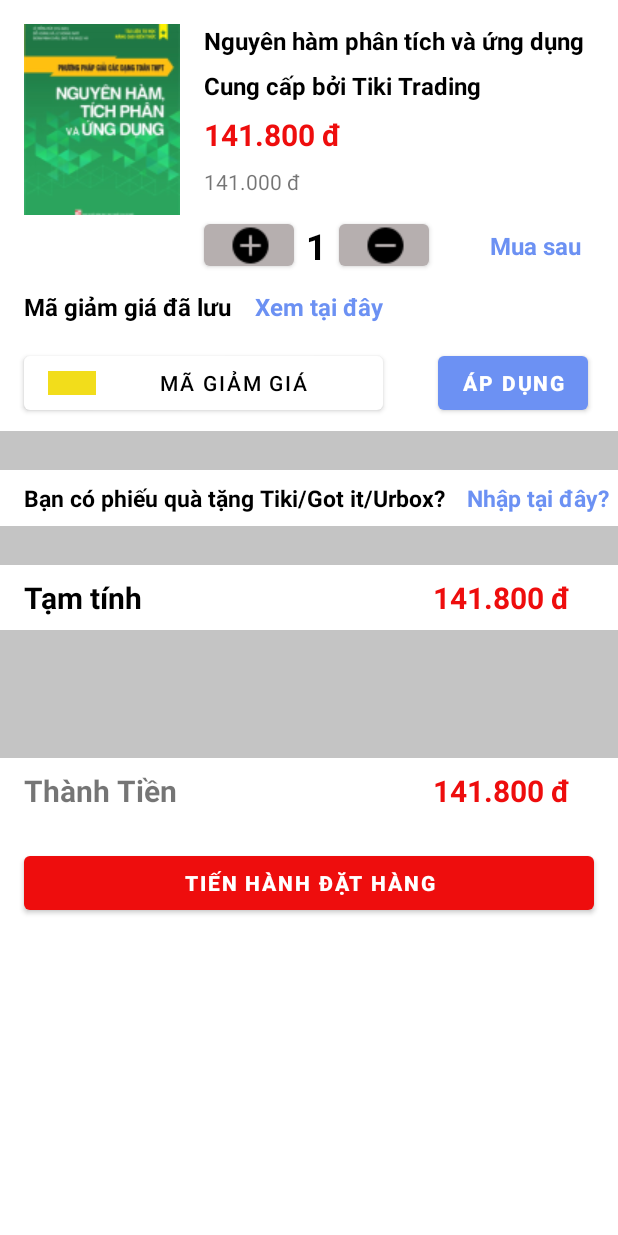
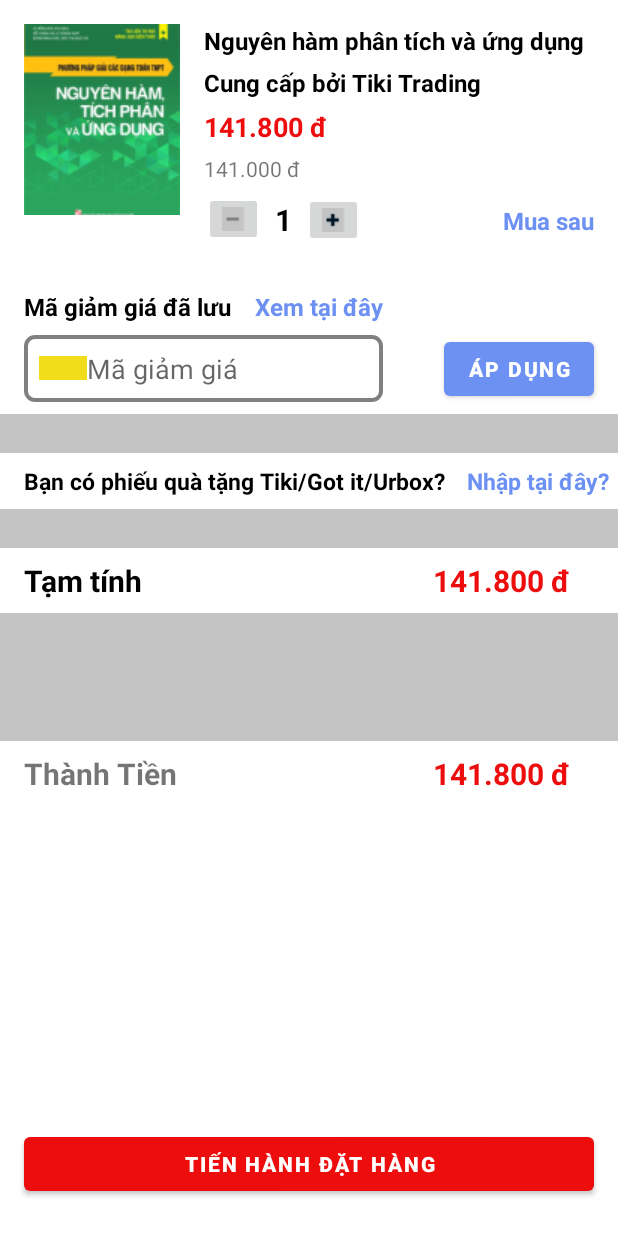
Before and after one commit to tangbaotrann/LTTBDD_Lab1, an Android app: the MainActivityLab01_Tiki_Ok screen opened directly, with no data from a screen before it, on a phone screen of 412 x 824 dp. Run offline under Robolectric (Android 15) with nearby library versions, the phone set to English and light mode, and no system bars.

Commit message:
update_v5

```diff
--- /dev/null
+++ b/app/src/main/res/drawable/txt_magiamgia_border.xml
@@ -0,0 +1,9 @@
+<?xml version="1.0" encoding="utf-8"?>
+<shape xmlns:android="http://schemas.android.com/apk/res/android"
+    android:shape="rectangle">
+    <!--Border width and color-->
+    <stroke android:width="4px" android:color="#808080" />
+    <corners
+        android:radius="6dp"   >
+    </corners>
+</shape>
--- a/app/src/main/res/layout/activity_main_lab01_tiki_ok.xml
+++ b/app/src/main/res/layout/activity_main_lab01_tiki_ok.xml
@@ -36,7 +36,7 @@
         app:layout_constraintEnd_toEndOf="parent"
         app:layout_constraintHorizontal_bias="0.0"
         app:layout_constraintStart_toStartOf="parent"
-        app:layout_constraintTop_toBottomOf="@+id/button12" />
+        app:layout_constraintTop_toBottomOf="@+id/editTextTextPersonName" />
 
     <ImageView
         android:id="@+id/imageView13"
@@ -68,7 +68,7 @@
         android:layout_height="wrap_content"
         android:layout_marginStart="16dp"
         android:layout_marginLeft="16dp"
-        android:layout_marginTop="8dp"
+        android:layout_marginTop="6dp"
         android:text="Cung cấp bởi Tiki Trading"
         android:textColor="@color/black"
         android:textSize="16sp"
@@ -82,10 +82,10 @@
         android:layout_height="wrap_content"
         android:layout_marginStart="16dp"
         android:layout_marginLeft="16dp"
-        android:layout_marginTop="8dp"
+        android:layout_marginTop="6dp"
         android:text="141.800 đ"
         android:textColor="#EE0D0D"
-        android:textSize="20sp"
+        android:textSize="18sp"
         android:textStyle="bold"
         app:layout_constraintStart_toEndOf="@+id/imageView13"
         app:layout_constraintTop_toBottomOf="@+id/textView37" />
@@ -96,21 +96,10 @@
         android:layout_height="wrap_content"
         android:layout_marginStart="16dp"
         android:layout_marginLeft="16dp"
-        android:layout_marginTop="8dp"
+        android:layout_marginTop="6dp"
         android:text="141.000 đ"
         app:layout_constraintStart_toEndOf="@+id/imageView13"
         app:layout_constraintTop_toBottomOf="@+id/textView40" />
-
-    <Button
-        android:id="@+id/button10"
-        android:layout_width="60dp"
-        android:layout_height="40dp"
-        android:layout_marginStart="16dp"
-        android:layout_marginLeft="16dp"
-        android:drawableLeft="@drawable/ic_plus_tiki_ok"
-        app:backgroundTint="#B6AFAF"
-        app:layout_constraintStart_toEndOf="@+id/imageView13"
-        app:layout_constraintTop_toBottomOf="@+id/imageView13" />
 
     <TextView
         android:id="@+id/textView42"
@@ -120,38 +109,25 @@
         android:layout_marginLeft="8dp"
         android:text="1"
         android:textColor="@color/black"
-        android:textSize="24sp"
+        android:textSize="20sp"
         android:textStyle="bold"
-        app:layout_constraintBottom_toBottomOf="@+id/button10"
-        app:layout_constraintStart_toEndOf="@+id/button10"
-        app:layout_constraintTop_toBottomOf="@+id/imageView13" />
-
-    <Button
-        android:id="@+id/button11"
-        android:layout_width="60dp"
-        android:layout_height="40dp"
-        android:layout_marginStart="8dp"
-        android:layout_marginLeft="8dp"
-        android:drawableLeft="@drawable/ic_minus_tiki_ok"
-        app:backgroundTint="#B6AFAF"
-        app:layout_constraintBottom_toBottomOf="@+id/button10"
-        app:layout_constraintStart_toEndOf="@+id/textView42"
-        app:layout_constraintTop_toBottomOf="@+id/imageView13" />
+        app:layout_constraintBottom_toBottomOf="@+id/imageButton"
+        app:layout_constraintStart_toEndOf="@+id/imageButton"
+        app:layout_constraintTop_toTopOf="@+id/imageButton" />
 
     <TextView
         android:id="@+id/textView43"
         android:layout_width="wrap_content"
         android:layout_height="wrap_content"
-        android:layout_marginStart="16dp"
-        android:layout_marginLeft="16dp"
+        android:layout_marginEnd="16dp"
+        android:layout_marginRight="16dp"
         android:text="Mua sau"
         android:textColor="#6C91F3"
         android:textSize="16sp"
         android:textStyle="bold"
-        app:layout_constraintBottom_toBottomOf="@+id/button11"
+        app:layout_constraintBottom_toBottomOf="@+id/imageButton2"
         app:layout_constraintEnd_toEndOf="parent"
-        app:layout_constraintStart_toEndOf="@+id/button11"
-        app:layout_constraintTop_toTopOf="@+id/button11" />
+        app:layout_constraintTop_toTopOf="@+id/imageButton2" />
 
     <TextView
         android:id="@+id/textView44"
@@ -175,39 +151,23 @@
         android:layout_marginLeft="16dp"
         android:text="Xem tại đây"
         android:textColor="#6C91F3"
+        android:textSize="16sp"
         android:textStyle="bold"
-        android:textSize="16sp"
         app:layout_constraintStart_toEndOf="@+id/textView44"
         app:layout_constraintTop_toTopOf="@+id/textView44" />
-
-    <Button
-        android:id="@+id/button12"
-        android:layout_width="0dp"
-        android:layout_height="wrap_content"
-        android:layout_marginStart="16dp"
-        android:layout_marginLeft="16dp"
-        android:layout_marginTop="16dp"
-        android:text="Mã giảm giá"
-        android:textColor="@color/black"
-        android:drawableLeft="@drawable/yellow_block"
-        app:backgroundTint="#FFFFFF"
-        app:layout_constraintEnd_toEndOf="@+id/textView45"
-        app:layout_constraintStart_toStartOf="parent"
-        app:layout_constraintTop_toBottomOf="@+id/textView44" />
 
     <Button
         android:id="@+id/button13"
         android:layout_width="wrap_content"
         android:layout_height="wrap_content"
-        android:layout_marginStart="16dp"
-        android:layout_marginLeft="16dp"
+        android:layout_marginEnd="16dp"
+        android:layout_marginRight="16dp"
         android:text="Áp dụng"
+        android:textStyle="bold"
         app:backgroundTint="#6C91F3"
-        android:textStyle="bold"
-        app:layout_constraintBottom_toBottomOf="@+id/button12"
+        app:layout_constraintBottom_toBottomOf="@+id/editTextTextPersonName"
         app:layout_constraintEnd_toEndOf="parent"
-        app:layout_constraintStart_toEndOf="@+id/button12"
-        app:layout_constraintTop_toTopOf="@+id/button12" />
+        app:layout_constraintTop_toTopOf="@+id/editTextTextPersonName" />
 
     <TextView
         android:id="@+id/textView46"
@@ -299,13 +259,48 @@
         android:layout_height="wrap_content"
         android:layout_marginStart="16dp"
         android:layout_marginLeft="16dp"
-        android:layout_marginTop="24dp"
         android:layout_marginEnd="16dp"
         android:layout_marginRight="16dp"
+        android:layout_marginBottom="24dp"
         android:text="Tiến hành đặt hàng"
         android:textStyle="bold"
         app:backgroundTint="#EE0D0D"
+        app:layout_constraintBottom_toBottomOf="parent"
         app:layout_constraintEnd_toEndOf="parent"
-        app:layout_constraintStart_toStartOf="parent"
-        app:layout_constraintTop_toBottomOf="@+id/textView50" />
+        app:layout_constraintStart_toStartOf="parent" />
+
+    <ImageButton
+        android:id="@+id/imageButton"
+        android:layout_width="wrap_content"
+        android:layout_height="wrap_content"
+        android:layout_marginTop="6dp"
+        app:layout_constraintStart_toStartOf="@+id/textView41"
+        app:layout_constraintTop_toBottomOf="@+id/textView41"
+        app:srcCompat="@drawable/btnminus" />
+
+    <ImageButton
+        android:id="@+id/imageButton2"
+        android:layout_width="wrap_content"
+        android:layout_height="wrap_content"
+        android:layout_marginStart="8dp"
+        android:layout_marginLeft="8dp"
+        app:layout_constraintBottom_toBottomOf="@+id/textView42"
+        app:layout_constraintStart_toEndOf="@+id/textView42"
+        app:layout_constraintTop_toTopOf="@+id/textView42"
+        app:srcCompat="@drawable/btnadd" />
+
+    <EditText
+        android:id="@+id/editTextTextPersonName"
+        android:layout_width="0dp"
+        android:layout_height="wrap_content"
+        android:layout_marginTop="8dp"
+        android:background="@drawable/txt_magiamgia_border"
+        android:drawableLeft="@drawable/yellow_block"
+        android:ems="10"
+        android:hint="Mã giảm giá"
+        android:inputType="textPersonName"
+        android:padding="10dp"
+        app:layout_constraintEnd_toEndOf="@+id/textView45"
+        app:layout_constraintStart_toStartOf="@+id/textView44"
+        app:layout_constraintTop_toBottomOf="@+id/textView44" />
 </androidx.constraintlayout.widget.ConstraintLayout>
```
Also changed, not shown: app/src/main/res/drawable/btnadd.png (added), app/src/main/res/drawable/btnminus.png (added).
